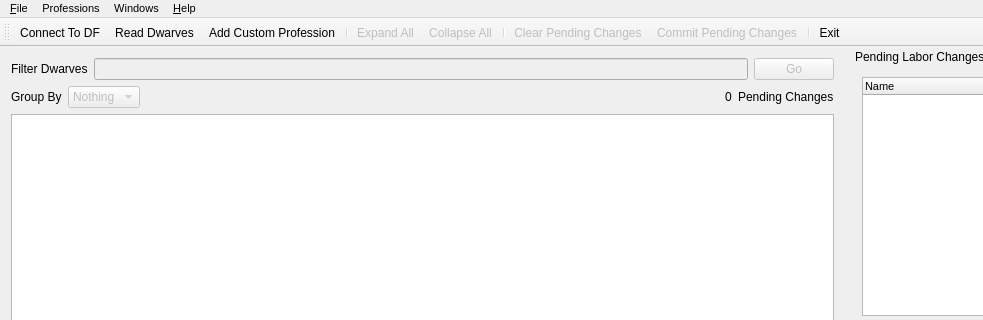
Dwarf-Therapist/Dwarf-Therapist, file ui/mainwindow.ui: the form before one commit; both pictures show x 0 to 983 and y 0 to 320 of the 1129 by 747 pixel window.
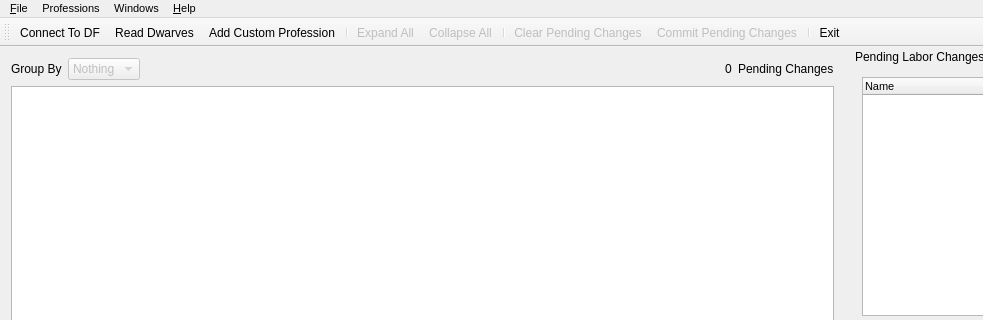
The form after the commit. Icons and pictures are not drawn. Custom widgets are drawn as their Qt base class.

What changed in the file:
```diff
--- a/ui/mainwindow.ui
+++ b/ui/mainwindow.ui
@@ -16,35 +16,7 @@
   <widget class="QWidget" name="main_widget">
    <layout class="QVBoxLayout" name="verticalLayout">
     <item>
-     <layout class="QHBoxLayout" name="horizontalLayout">
-      <item>
-       <widget class="QLabel" name="label">
-        <property name="text">
-         <string>Filter Dwarves</string>
-        </property>
-        <property name="buddy">
-         <cstring>le_filter</cstring>
-        </property>
-       </widget>
-      </item>
-      <item>
-       <widget class="QLineEdit" name="le_filter">
-        <property name="enabled">
-         <bool>false</bool>
-        </property>
-       </widget>
-      </item>
-      <item>
-       <widget class="QPushButton" name="btn_filter">
-        <property name="enabled">
-         <bool>false</bool>
-        </property>
-        <property name="text">
-         <string>Go</string>
-        </property>
-       </widget>
-      </item>
-     </layout>
+     <layout class="QHBoxLayout" name="horizontalLayout"/>
     </item>
     <item>
      <layout class="QHBoxLayout" name="horizontalLayout_2">
```
Left out of the diff: 24 changed lines with no effect on the pictures.
